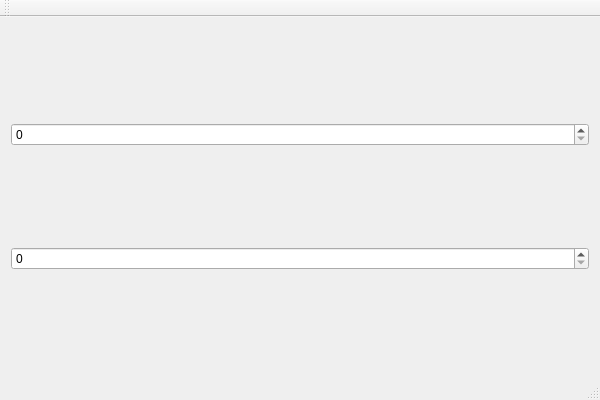
Old version of the form src/mainwindow.ui in the repository TrubArt/NonogrammQt.
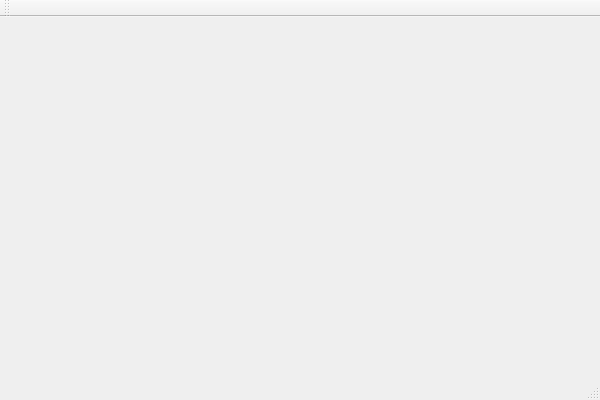
New version of the form.

What changed in the file:
```diff
--- a/src/mainwindow.ui
+++ b/src/mainwindow.ui
@@ -14,14 +14,7 @@
    <string>mainwindow</string>
   </property>
   <widget class="QWidget" name="centralWidget">
-   <layout class="QGridLayout" name="gridLayout">
-    <item row="0" column="0">
-     <widget class="QSpinBox" name="spinBox_heightNum"/>
-    </item>
-    <item row="1" column="0">
-     <widget class="QSpinBox" name="spinBox_widthNum"/>
-    </item>
-   </layout>
+   <layout class="QGridLayout" name="gridLayout"/>
   </widget>
   <widget class="QMenuBar" name="menuBar">
    <property name="geometry">
```
